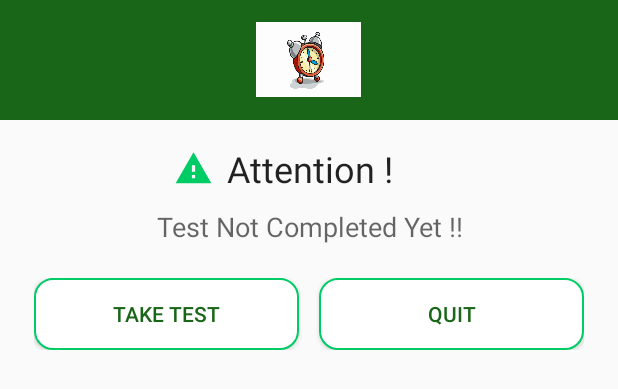
After one commit to rahul4452/SignInGoogleRepo, an Android app: the layout my_dialog.xml on its own in the app's theme, with its tools: preview values and no code run, on a phone screen of 412 x 824 dp. The commit adds this screen. Shown: the top 389 px of the screen. Run offline under Robolectric (Android 15) with nearby library versions, the phone set to English and light mode, and no system bars.

Commit message:
TimerStart

```diff
--- a/app/build.gradle
+++ b/app/build.gradle
@@ -83,5 +83,7 @@ dependencies {
 
     implementation 'com.github.tiagohm.MarkdownView:library:0.19.0'
 
+    implementation 'com.ankushgrover:Hourglass:2.0.0'
+
 }
 apply plugin: 'com.google.gms.google-services'
--- /dev/null
+++ b/app/src/main/res/drawable/ic_report_problem_black_24dp.xml
@@ -0,0 +1,5 @@
+<vector android:height="24dp" android:tint="@color/green"
+    android:viewportHeight="24.0" android:viewportWidth="24.0"
+    android:width="24dp" xmlns:android="http://schemas.android.com/apk/res/android">
+    <path android:fillColor="#FF000000" android:pathData="M1,21h22L12,2 1,21zM13,18h-2v-2h2v2zM13,14h-2v-4h2v4z"/>
+</vector>
--- /dev/null
+++ b/app/src/main/res/layout/my_dialog.xml
@@ -0,0 +1,88 @@
+<?xml version="1.0" encoding="utf-8"?>
+<LinearLayout xmlns:android="http://schemas.android.com/apk/res/android"
+    android:layout_width="match_parent"
+    android:layout_height="match_parent"
+    android:orientation="vertical">
+
+    <RelativeLayout
+        android:layout_width="match_parent"
+        android:layout_height="80dp"
+        android:background="@color/colorPrimary">
+
+        <ImageView
+            android:layout_width="70dp"
+            android:layout_height="50dp"
+            android:layout_centerInParent="true"
+            android:background="@drawable/image_temp" />
+
+    </RelativeLayout>
+
+    <LinearLayout
+        android:layout_width="match_parent"
+        android:layout_height="wrap_content"
+        android:orientation="vertical"
+        android:padding="16dp">
+
+        <FrameLayout
+            android:layout_width="match_parent"
+            android:layout_height="wrap_content">
+
+            <TextView
+                android:id="@+id/leaving"
+                android:layout_width="match_parent"
+                android:layout_height="wrap_content"
+                android:text="Attention !"
+                android:textAlignment="center"
+                android:textAppearance="@style/TextAppearance.AppCompat.Headline" />
+
+            <ImageView
+                android:layout_width="@dimen/_20sdp"
+                android:layout_height="@dimen/_20sdp"
+                android:layout_gravity="center_horizontal|center_vertical"
+                android:src="@drawable/ic_report_problem_black_24dp"
+                android:layout_marginEnd="@dimen/_59sdp"
+                android:layout_marginRight="@dimen/_59sdp" />
+
+        </FrameLayout>
+
+        <TextView
+            android:layout_width="match_parent"
+            android:layout_height="wrap_content"
+            android:layout_marginTop="10dp"
+            android:text="Test Not Completed Yet !!"
+            android:textAlignment="center"
+            android:textAppearance="@style/TextAppearance.AppCompat.Medium" />
+
+        <LinearLayout
+            android:layout_width="match_parent"
+            android:layout_height="wrap_content"
+            android:layout_marginTop="15dp"
+            android:padding="@dimen/_5sdp"
+            android:orientation="horizontal">
+            <Button
+                android:id="@+id/buttonOk"
+                android:layout_width="match_parent"
+                android:layout_height="wrap_content"
+                android:layout_weight=".2"
+                android:background="@drawable/life_line"
+                android:layout_marginEnd="@dimen/_5sdp"
+                android:text="Take Test"
+                android:textColor="@color/colorPrimary"
+                android:layout_marginRight="@dimen/_5sdp" />
+
+            <Button
+                android:id="@+id/buttonCancal"
+                android:layout_width="match_parent"
+                android:layout_height="wrap_content"
+
+                android:layout_weight=".2"
+                android:background="@drawable/life_line"
+                android:text="Quit"
+                android:textColor="@color/colorPrimary"
+                android:layout_marginStart="@dimen/_5sdp"
+                android:layout_marginLeft="@dimen/_5sdp" />
+        </LinearLayout>
+
+    </LinearLayout>
+
+</LinearLayout>
```
Also changed, not shown: app/src/main/java/com/example/signingoogle/taketest/QuizActivity.kt (+162 -34 lines), app/src/main/java/com/example/signingoogle/utilities/UseFull.kt (+7 -41 lines).
